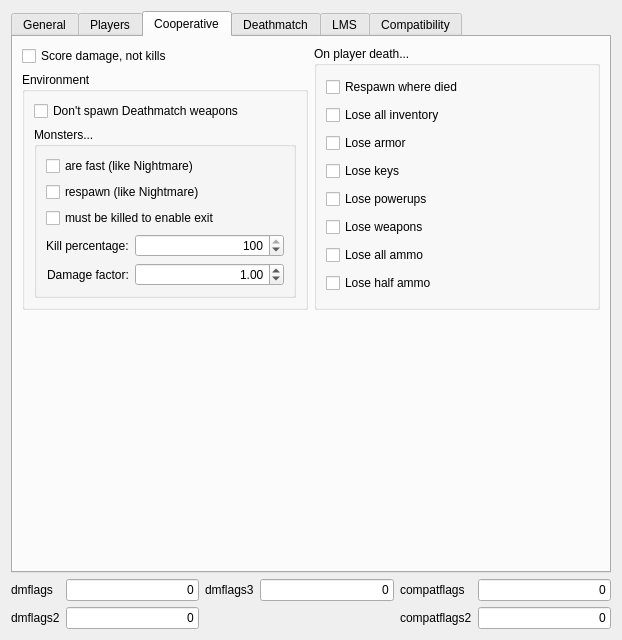
Destroyerrrocket/doomseeker-unofficial, file src/plugins/zandronum/createserverdialogpages/flagspage.ui: the form before one commit.
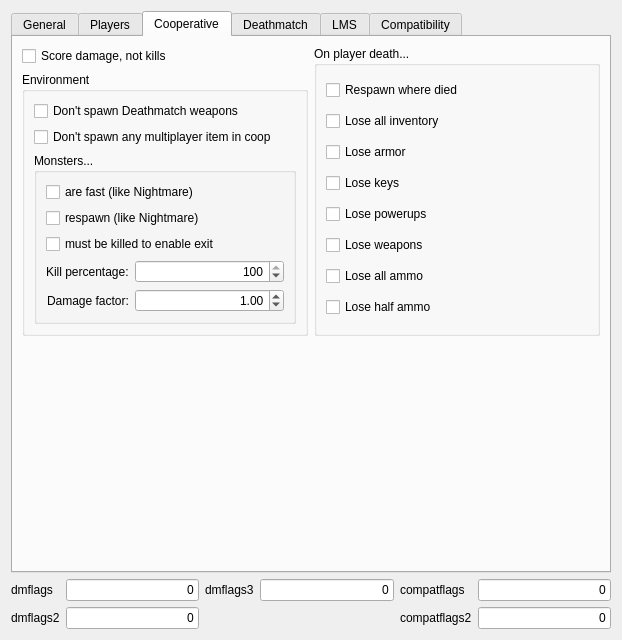
The form after the commit. The open tabs and pages were chosen to show the change.

Commit message: - Zandronum's DF2_COOP_SP_ACTOR_SPAWN dmflag2 can now be toggled with "Don't spawn any multiplayer actor in coop" checkbox on the "Cooperative" page in the flags setup section.

What changed in the file:
```diff
--- a/src/plugins/zandronum/createserverdialogpages/flagspage.ui
+++ b/src/plugins/zandronum/createserverdialogpages/flagspage.ui
@@ -610,6 +610,16 @@
                 </property>
                </widget>
               </item>
+              <item>
+               <widget class="QCheckBox" name="cbDontSpawnAnyMultiplayerItem">
+                <property name="toolTip">
+                 <string>Spawn map actors in coop as if the game was single player.</string>
+                </property>
+                <property name="text">
+                 <string>Don't spawn any multiplayer item in coop</string>
+                </property>
+               </widget>
+              </item>
               <item>
                <widget class="QGroupBox" name="groupBox_9">
                 <property name="title">
```
Left out of the diff: 46 changed lines with no effect on the pictures. The commit also changes 1 other file.
